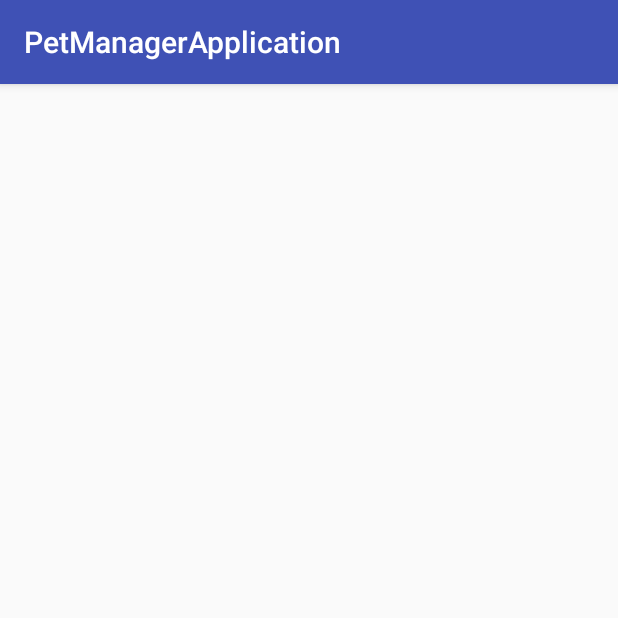
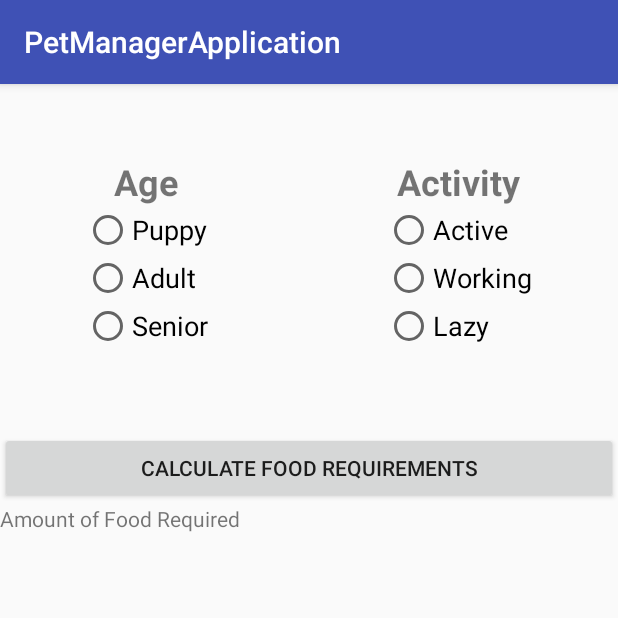
Before and after one commit to will1467/PetManagerApplication, an Android app: the CalculatorActivity screen opened directly, with no data from a screen before it, on a phone screen of 412 x 824 dp, the top half of it. Run offline under Robolectric (Android 15) with nearby library versions, the phone set to English and light mode, and no system bars.

Commit message:
Updates to expense activity + start on calc

```diff
--- a/app/src/main/java/com/example/williamrussa3/petmanagerapplication/CalculatorActivity.java
+++ b/app/src/main/java/com/example/williamrussa3/petmanagerapplication/CalculatorActivity.java
@@ -2,6 +2,10 @@ package com.example.williamrussa3.petmanagerapplication;
 
 import android.support.v7.app.AppCompatActivity;
 import android.os.Bundle;
+import android.util.Log;
+import android.view.View;
+import android.widget.Button;
+import android.widget.RadioButton;
 
 public class CalculatorActivity extends AppCompatActivity {
 
@@ -13,5 +17,23 @@ public class CalculatorActivity extends AppCompatActivity {
         setContentView(R.layout.activity_calculator);
         mPet = getIntent().getParcelableExtra("pet_object");
 
+        Button calcBtn = (Button) findViewById(R.id.calc_btn);
+        final RadioButton adultRb = (RadioButton) findViewById(R.id.adult_rb);
+        final RadioButton normalRb = (RadioButton) findViewById(R.id.active_rb);
+
+       calcBtn.setOnClickListener(new View.OnClickListener() {
+           @Override
+           public void onClick(View v) {
+               if(adultRb.isChecked()) {
+                   double restingEnergyReq = 70 * Math.pow(mPet.GetWeight(), 0.75);
+                   Log.i("REQ:", String.valueOf(restingEnergyReq));
+                   if(normalRb.isChecked()) {
+                       double maintainEnergyReq;
+                       maintainEnergyReq = 1.7 * restingEnergyReq;
+                       Log.i("MAIN:", String.valueOf(maintainEnergyReq));
+                   }
+               }
+           }
+       });
     }
 }
--- a/app/src/main/java/com/example/williamrussa3/petmanagerapplication/DBHelper.java
+++ b/app/src/main/java/com/example/williamrussa3/petmanagerapplication/DBHelper.java
@@ -33,7 +33,7 @@ public class DBHelper extends SQLiteOpenHelper {
     @Override
     public void onCreate(SQLiteDatabase db) {
         String query =
-                String.format("CREATE TABLE %s (ID INTEGER PRIMARY KEY AUTOINCREMENT,%s TEXT NOT NULL,%s TEXT NOT NULL);",DB_TABLE,DB_COLUMN_NAME, DB_COLUMN_DETAIL );
+                String.format("CREATE TABLE %s (ID INTEGER PRIMARY KEY AUTOINCREMENT,%s TEXT NOT NULL,%s TEXT NOT NULL,%s TEXT NOT NULL);",DB_TABLE,DB_COLUMN_NAME,DB_COLUMN_DETAIL,DB_COLUMN_COST);
         db.execSQL(query);
     }
 
@@ -53,28 +53,26 @@ public class DBHelper extends SQLiteOpenHelper {
         onCreate(db);
     }
 
-    public void insertNewExpense(String title, String detail){
+    public void insertNewExpense(String title, String detail, double cost){
         SQLiteDatabase db = this.getWritableDatabase();
         ContentValues values = new ContentValues();
         values.put(DB_COLUMN_NAME, title);
         values.put(DB_COLUMN_DETAIL, detail);
+        values.put(DB_COLUMN_COST, cost);
         db.insertWithOnConflict(DB_TABLE,null,values,SQLiteDatabase.CONFLICT_REPLACE);
         db.close();
     }
 
     // exp String comes with all the details from the database for a single expense
     // Split the string into individual words and test to see if they are in the database
-    // If the strings are found in the database within the same row_adapter the row_adapter will be deleted
+    // If a match is found it will be deleted from the database and no longer show
     public void deleteExpense(String exp){
         SQLiteDatabase db = this.getWritableDatabase();
 
-        String arr[] = exp.split("\n", 2);
-        String title = arr[0];
-        String detail = arr[1];
-        Log.i(TAG, detail);
+        String expenseEntry[] = exp.split("\n", 3); // [0] = Title | [1] = Detail | [2] = Cost
 
-        db.delete(DB_TABLE, DB_COLUMN_NAME + "=? AND " + DB_COLUMN_DETAIL + "=?",
-                new String[]{title, detail});
+        db.delete(DB_TABLE, DB_COLUMN_NAME + "=? AND " + DB_COLUMN_DETAIL + "=? AND " + DB_COLUMN_COST + "=?",
+                new String[]{expenseEntry[0], expenseEntry[1], expenseEntry[2]});
         db.close();
     }
 
@@ -85,16 +83,20 @@ public class DBHelper extends SQLiteOpenHelper {
         SQLiteDatabase db = this.getReadableDatabase();
         Cursor cursor1 = db.query(DB_TABLE,new String[]{DB_COLUMN_NAME},null,null,null,null,null);
         Cursor cursor2 = db.query(DB_TABLE,new String[]{DB_COLUMN_DETAIL},null,null,null,null,null);
+        Cursor cursor3 = db.query(DB_TABLE,new String[]{DB_COLUMN_COST},null,null,null,null,null);
         while(cursor1.moveToNext()){
             cursor2.moveToNext();
+            cursor3.moveToNext();
             int index1 = cursor1.getColumnIndex(DB_COLUMN_NAME);
             int index2 = cursor2.getColumnIndex(DB_COLUMN_DETAIL);
-            String s = cursor1.getString(index1) + '\n' + cursor2.getString(index2);
+            int index3 = cursor3.getColumnIndex(DB_COLUMN_COST);
+            String s = cursor1.getString(index1) + '\n' + cursor2.getString(index2) + '\n' + cursor3.getString(index3);
             //Log.i(TAG, s);
             taskList.add(s);
         }
         cursor1.close();
         cursor2.close();
+        cursor3.close();
         db.close();
         return taskList;
     }
--- a/app/src/main/java/com/example/williamrussa3/petmanagerapplication/ExpensesActivity.java
+++ b/app/src/main/java/com/example/williamrussa3/petmanagerapplication/ExpensesActivity.java
@@ -4,6 +4,7 @@ import android.content.DialogInterface;
 import android.support.v7.app.AlertDialog;
 import android.support.v7.app.AppCompatActivity;
 import android.os.Bundle;
+import android.util.Log;
 import android.view.LayoutInflater;
 import android.view.Menu;
 import android.view.MenuItem;
@@ -14,21 +15,31 @@ import android.widget.ListView;
 import android.widget.TextView;
 
 import java.util.ArrayList;
+import java.util.List;
 
 public class ExpensesActivity extends AppCompatActivity {
 
     DBHelper dbHelper;
     ArrayAdapter<String> itemsAdapter;
     ListView expListView;
-
+    ArrayList<String> PetNames = new ArrayList<String>();
     @Override
     protected void onCreate(Bundle savedInstanceState) {
         super.onCreate(savedInstanceState);
         setContentView(R.layout.activity_expenses);
 
+        /*for(int i =0; i <MainActivity.PetList.size(); i++){
+            Pet pet = MainActivity.PetList.get(i);
+            PetNames.add(pet.GetName());
+        }*/
+
         dbHelper = new DBHelper(this);
         expListView = (ListView)findViewById(R.id.expenseList);
 
+
+        //Log.i("NAMES", PetNames.get(0));
+        //Log.i("NAMES", PetNames.get(1));
+        //Log.i("NAMES", PetNames.get(2));
         loadExpenseList();
     }
 
@@ -75,7 +86,7 @@ public class ExpensesActivity extends AppCompatActivity {
                                 String title = String.valueOf(expTitle.getText());
                                 String detail = String.valueOf(expDetails.getText());
                                 Double cost = Double.parseDouble(expCost.getText().toString());
-                                dbHelper.insertNewExpense(title, detail);
+                                dbHelper.insertNewExpense(title, detail, cost);
                                 loadExpenseList();
                             }
                         })
--- a/app/src/main/res/layout/activity_calculator.xml
+++ b/app/src/main/res/layout/activity_calculator.xml
@@ -1,9 +1,120 @@
 <?xml version="1.0" encoding="utf-8"?>
-<android.support.constraint.ConstraintLayout xmlns:android="http://schemas.android.com/apk/res/android"
+<LinearLayout xmlns:android="http://schemas.android.com/apk/res/android"
     xmlns:app="http://schemas.android.com/apk/res-auto"
     xmlns:tools="http://schemas.android.com/tools"
     android:layout_width="match_parent"
     android:layout_height="match_parent"
-    tools:context="com.example.williamrussa3.petmanagerapplication.CalculatorActivity">
+    tools:context="com.example.williamrussa3.petmanagerapplication.CalculatorActivity"
+    android:orientation="vertical">
 
-</android.support.constraint.ConstraintLayout>
+    <RelativeLayout
+        android:layout_width="match_parent"
+        android:layout_height="232dp">
+
+        <RadioGroup
+            android:id="@+id/radioGroup"
+            android:layout_width="wrap_content"
+            android:layout_height="wrap_content"
+            android:layout_alignParentStart="true"
+            android:layout_alignParentTop="true"
+            android:layout_marginStart="56dp"
+            android:layout_marginTop="81dp">
+
+            <RadioButton
+                android:id="@+id/pubby_rb"
+                android:layout_width="wrap_content"
+                android:layout_height="wrap_content"
+                android:layout_weight="1"
+                android:text="@string/calc_puppy"
+                android:textSize="18sp" />
+
+            <RadioButton
+                android:id="@+id/adult_rb"
+                android:layout_width="wrap_content"
+                android:layout_height="wrap_content"
+                android:layout_weight="1"
+                android:text="@string/calc_adult"
+                android:textSize="18sp" />
+
+            <RadioButton
+                android:id="@+id/senior_rb"
+                android:layout_width="wrap_content"
+                android:layout_height="wrap_content"
+                android:layout_weight="1"
+                android:text="@string/calc_senior"
+                android:textSize="18sp" />
+        </RadioGroup>
+
+        <RadioGroup
+            android:id="@+id/radioGroup3"
+            android:layout_width="wrap_content"
+            android:layout_height="wrap_content"
+            android:layout_alignParentEnd="true"
+            android:layout_alignTop="@+id/radioGroup"
+            android:layout_marginEnd="57dp">
+
+            <RadioButton
+                android:id="@+id/active_rb"
+                android:layout_width="wrap_content"
+                android:layout_height="wrap_content"
+                android:layout_weight="1"
+                android:text="@string/calc_active"
+                android:textSize="18sp" />
+
+            <RadioButton
+                android:id="@+id/working_rb"
+                android:layout_width="wrap_content"
+                android:layout_height="wrap_content"
+                android:layout_weight="1"
+                android:text="@string/calc_working"
+                android:textSize="18sp" />
+
+            <RadioButton
+                android:id="@+id/lazy_rb"
+                android:layout_width="wrap_content"
+                android:layout_height="wrap_content"
+                android:layout_weight="1"
+                android:text="@string/calc_lazy"
+                android:textSize="18sp" />
+        </RadioGroup>
+
+        <TextView
+            android:id="@+id/AgeTitle"
+            android:layout_width="wrap_content"
+            android:layout_height="wrap_content"
+            android:layout_alignBaseline="@+id/ActivityTitle"
+            android:layout_alignBottom="@+id/ActivityTitle"
+            android:layout_alignEnd="@+id/radioGroup"
+            android:layout_alignStart="@+id/radioGroup"
+            android:text="@string/calc_age"
+            android:textAlignment="center"
+            android:textSize="24sp"
+            android:textStyle="bold" />
+
+        <TextView
+            android:id="@+id/ActivityTitle"
+            android:layout_width="wrap_content"
+            android:layout_height="wrap_content"
+            android:layout_above="@+id/radioGroup3"
+            android:layout_alignEnd="@+id/radioGroup3"
+            android:layout_alignStart="@+id/radioGroup3"
+            android:text="@string/calc_activity"
+            android:textAlignment="center"
+            android:textSize="24sp"
+            android:textStyle="bold" />
+
+    </RelativeLayout>
+
+    <Button
+        android:id="@+id/calc_btn"
+        android:layout_width="match_parent"
+        android:layout_height="wrap_content"
+        android:text="@string/calc_calc" />
+
+    <TextView
+        android:id="@+id/output_txt"
+        android:layout_width="match_parent"
+        android:layout_height="wrap_content"
+        android:text="@string/calc_output" />
+
+</LinearLayout>
--- a/app/src/main/res/values/strings.xml
+++ b/app/src/main/res/values/strings.xml
@@ -1,4 +1,14 @@
 <resources>
     <string name="app_name">PetManagerApplication</string>
     <string name="action_settings">Settings</string>
+    <string name="calc_age">Age</string>
+    <string name="calc_activity">Activity</string>
+    <string name="calc_puppy">Puppy</string>
+    <string name="calc_adult">Adult</string>
+    <string name="calc_senior">Senior</string>
+    <string name="calc_active">Active</string>
+    <string name="calc_working">Working</string>
+    <string name="calc_lazy">Lazy</string>
+    <string name="calc_calc">Calculate Food Requirements</string>
+    <string name="calc_output">Amount of Food Required</string>
 </resources>
```
